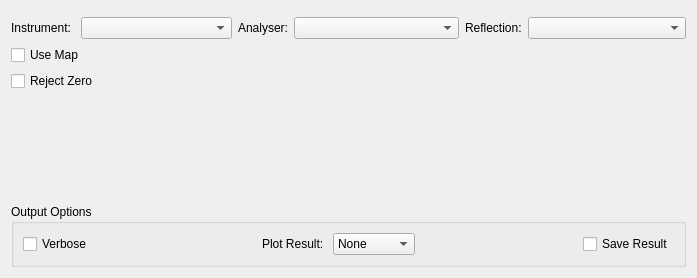
First picture: the form in Code/Mantid/MantidQt/CustomInterfaces/inc/MantidQtCustomInterfaces/IndirectLoadILL.ui, repository mantidproject/mantid, before the edit.
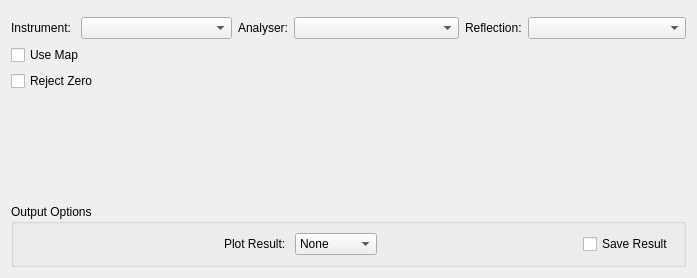
Second picture: the form after the edit. Custom widgets are drawn as their Qt base class.

Commit message:
Remove Verbose options from UI
Refs #10850

Diff of the .ui file:
```diff
--- a/Code/Mantid/MantidQt/CustomInterfaces/inc/MantidQtCustomInterfaces/IndirectLoadILL.ui
+++ b/Code/Mantid/MantidQt/CustomInterfaces/inc/MantidQtCustomInterfaces/IndirectLoadILL.ui
@@ -183,16 +183,6 @@
       <string>Output Options</string>
      </property>
      <layout class="QHBoxLayout" name="horizontalLayout">
-      <item>
-       <widget class="QCheckBox" name="chkVerbose">
-        <property name="enabled">
-         <bool>true</bool>
-        </property>
-        <property name="text">
-         <string>Verbose</string>
-        </property>
-       </widget>
-      </item>
       <item>
        <spacer name="horizontalSpacer_17">
         <property name="orientation">
```
The commit also changes 25 other files.
